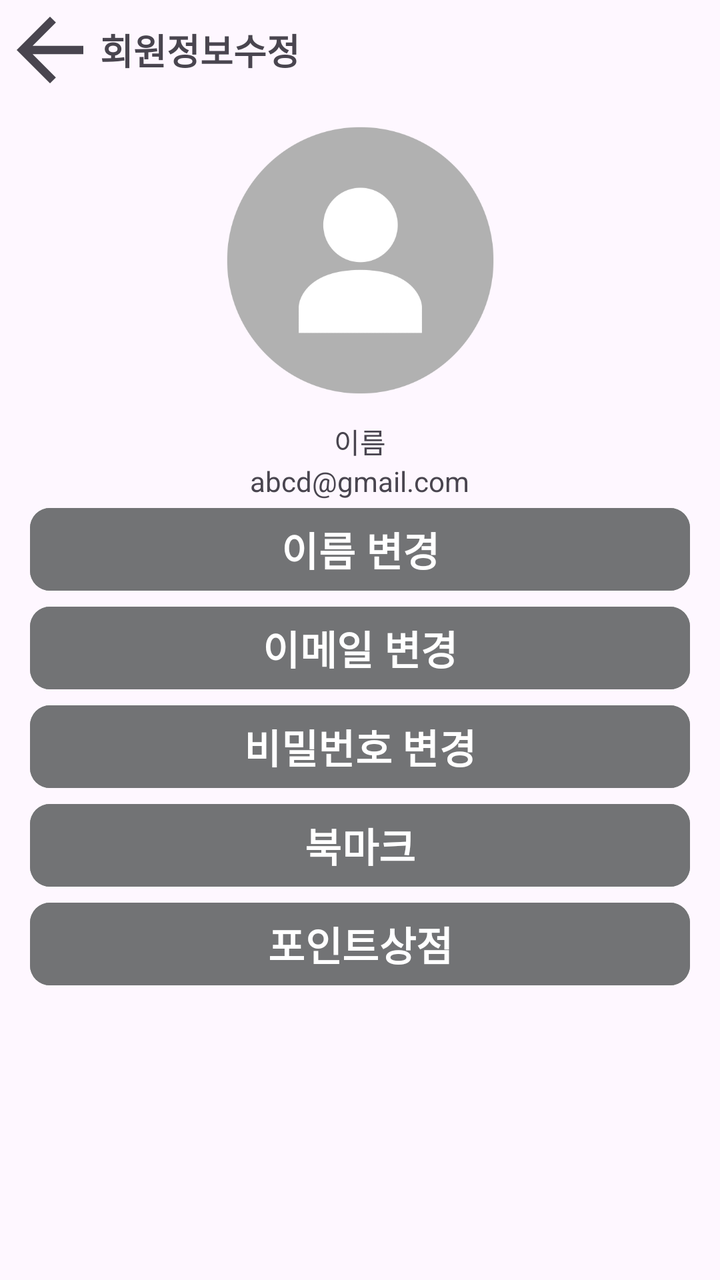
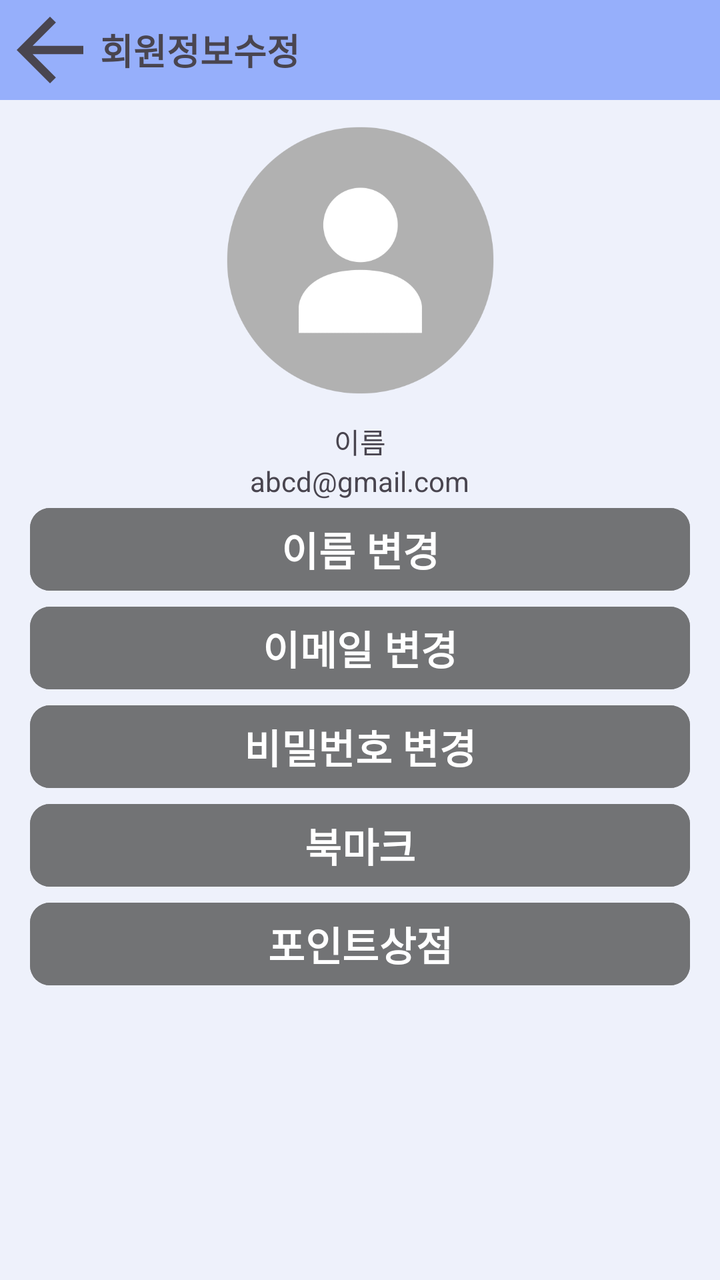

Compare the two renders of this Android layout. The source of the first and the diff that turns it into the second are given below.
<!-- AndroidManifest.xml: application theme Theme.Lostfind -->
<!-- res/layout/myinfo.xml -->
<?xml version="1.0" encoding="utf-8"?>
<LinearLayout xmlns:android="http://schemas.android.com/apk/res/android"
    xmlns:app="http://schemas.android.com/apk/res-auto"
    xmlns:tools="http://schemas.android.com/tools"
    android:id="@+id/main"
    android:layout_width="match_parent"
    android:layout_height="match_parent"
    android:orientation="vertical"
    tools:context=".MainActivity"
    android:visibility="visible">

    <RelativeLayout
        android:layout_width="match_parent"
        android:layout_height="50dp"
        android:orientation="horizontal">

        <ImageButton
            android:id="@+id/imageButton"
            android:layout_width="50dp"
            android:layout_height="50dp"
            android:adjustViewBounds="true"
            android:scaleType="centerCrop"
            android:src="@drawable/left_arrow"
            android:contentDescription="backButton"
            android:background="?selectableItemBackgroundBorderless" />

        <TextView
            android:layout_width="wrap_content"
            android:layout_height="50dp"
            android:layout_alignBottom="@id/imageButton"
            android:layout_toRightOf="@id/imageButton"
            android:text="회원정보수정"
            android:textSize="18sp"
            android:textStyle="bold"
            android:gravity="center"/>
    </RelativeLayout>

    <LinearLayout
        android:layout_width="match_parent"
        android:layout_height="200dp"
        android:orientation="vertical"
        android:gravity="bottom|center">

        <ImageView
            android:layout_width="140dp"
            android:layout_height="100dp"
            android:scaleType="centerCrop"
            android:adjustViewBounds="true"
            android:src="@drawable/default_infoicon"
            android:layout_weight="1" />


        <TextView
            android:id="@+id/userName"
            android:layout_width="wrap_content"
            android:layout_height="wrap_content"
            android:text="이름"/>

        <TextView
            android:id="@+id/userEmail"
            android:layout_width="wrap_content"
            android:layout_height="wrap_content"
            android:text="abcd@gmail.com"/>

    </LinearLayout>

    <LinearLayout
        android:layout_width="match_parent"
        android:layout_height="match_parent"
        android:orientation="vertical"
        android:weightSum="100">


        <Button
            android:id="@+id/name_change_button"
            android:layout_width="match_parent"
            android:layout_height="wrap_content"
            android:layout_marginLeft="15dp"
            android:layout_marginRight="15dp"
            android:text="이름 변경"
            android:textSize="20sp"
            android:textStyle="bold"
            app:cornerRadius="10dp"
            android:backgroundTint="@color/gray"/>

        <Button
            android:id="@+id/email_change_button"
            android:layout_width="match_parent"
            android:layout_height="wrap_content"
            android:layout_marginLeft="15dp"
            android:layout_marginRight="15dp"
            android:text="이메일 변경"
            android:textSize="20sp"
            android:textStyle="bold"
            app:cornerRadius="10dp"
            android:backgroundTint="@color/gray"/>

        <Button
            android:id="@+id/pw_change_button"
            android:layout_width="match_parent"
            android:layout_height="wrap_content"
            android:layout_marginRight="15dp"
            android:layout_marginLeft="15dp"
            android:text="비밀번호 변경"
            android:textSize="20sp"
            android:textStyle="bold"
            app:cornerRadius="10dp"
            android:backgroundTint="@color/gray"/>

        <Button
            android:id="@+id/bookmark_button"
            android:layout_width="match_parent"
            android:layout_height="wrap_content"
            android:layout_marginLeft="15dp"
            android:layout_marginRight="15dp"
            android:text="북마크"
            android:textSize="20sp"
            android:textStyle="bold"
            app:cornerRadius="10dp"
            android:backgroundTint="@color/gray"/>

        <Button
            android:id="@+id/pointshop_button"
            android:layout_width="match_parent"
            android:layout_height="wrap_content"
            android:layout_marginLeft="15dp"
            android:layout_marginRight="15dp"
            android:text="포인트상점"
            android:textSize="20sp"
            android:textStyle="bold"
            app:cornerRadius="10dp"
            android:backgroundTint="@color/gray"/>
    </LinearLayout>

</LinearLayout>
<!-- resources referenced by this layout -->
<resources>
  <color name="gray">#727375</color>
  <!-- drawable default_infoicon: png bitmap (drawable, 16943 bytes) -->
  <!-- drawable left_arrow (drawable) -->
  <?xml version="1.0" encoding="utf-8"?>
  <vector xmlns:android="http://schemas.android.com/apk/res/android"
      android:width="24dp"
      android:height="24dp"
      android:viewportWidth="24"
      android:viewportHeight="24"
      android:tint="?attr/colorControlNormal">  
  
      
      <path
          android:fillColor="@android:color/white"
          android:pathData="M20,11H7.83l5.59,-5.59L12,4l-8,8 8,8 1.41,-1.41L7.83,13H20v-2z"/>
  </vector>
  <style name="Theme.Lostfind" parent="Base.Theme.Lostfind" />
  <style name="Base.Theme.Lostfind" parent="Theme.Material3.DayNight.NoActionBar">
          
          
      </style>
</resources>

<!-- the commit's change to res/layout/myinfo.xml (unified diff, before → after) -->
@@ -12,7 +12,8 @@
     <RelativeLayout
         android:layout_width="match_parent"
         android:layout_height="50dp"
-        android:orientation="horizontal">
+        android:orientation="horizontal"
+        android:background="@color/two">
 
         <ImageButton
             android:id="@+id/imageButton"
@@ -39,7 +40,8 @@
         android:layout_width="match_parent"
         android:layout_height="200dp"
         android:orientation="vertical"
-        android:gravity="bottom|center">
+        android:gravity="bottom|center"
+        android:background="@color/one">
 
         <ImageView
             android:layout_width="140dp"
@@ -68,7 +70,8 @@
         android:layout_width="match_parent"
         android:layout_height="match_parent"
         android:orientation="vertical"
-        android:weightSum="100">
+        android:weightSum="100"
+        android:background="@color/one">
 
 
         <Button
<!-- resource entries referenced after the edit -->
@@ -1,6 +1,8 @@
 <!-- resources referenced by this layout -->
 <resources>
   <color name="gray">#727375</color>
+  <color name="one">#EEF1FB</color>
+  <color name="two">#96AFFB</color>
   <!-- drawable default_infoicon: png bitmap (drawable, 16943 bytes) -->
   <!-- drawable left_arrow (drawable) -->
   <?xml version="1.0" encoding="utf-8"?>
